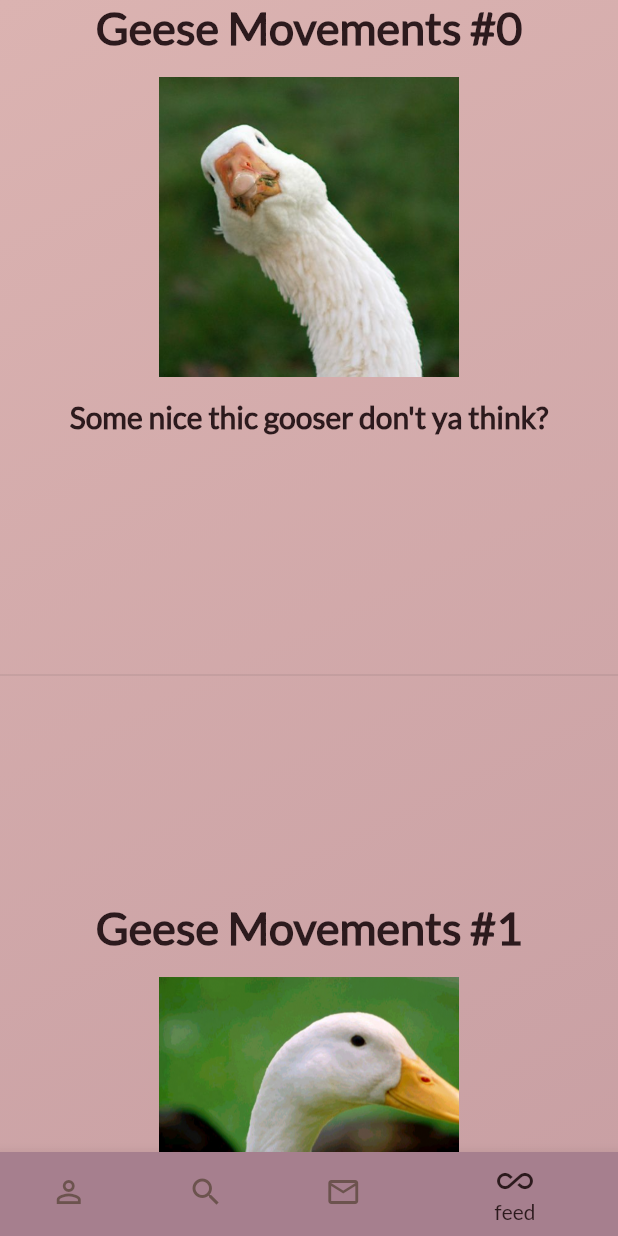
After one commit to ShaDaniel/trading_app, a Flutter app: the MainScreens screen opened by its route, item 4 of the bottom bar chosen, on a phone screen of 412 x 824 dp. The commit adds this screen. Run offline on Flutter 3.47's test engine with Material 2 defaults, Android fonts, the phone set to English and light mode, and no system bars; our stand-ins replace fluttertoast, intl_phone_field, shared_preferences; accounts and stored records are empty.

Commit message:
added unlimited feed + 4screen refactoring

```diff
--- /dev/null
+++ b/lib/feed.dart
@@ -0,0 +1,54 @@
+import 'package:flutter/material.dart';
+import 'package:login_page/main4screen.dart';
+
+class FeedList extends StatefulWidget {
+  @override
+  _FeedListState createState() => _FeedListState();
+}
+
+class _FeedListState extends State<FeedList> {
+  Widget _buildAdvertisements() {
+    return ListView.builder(
+        itemExtent: 300,
+        itemBuilder: (context, i) {
+          if (i.isOdd) return Divider();
+
+          final index = i ~/ 2;
+          return Container(
+              height: 300,
+              //title: Text("Ad #$index\nSpecial offer!"),
+              child: Column(children: [
+                Text(
+                  "Geese Movements #$index",
+                  style: TextStyle(
+                      fontSize: 30,
+                      color: Color(0xff2C1A1D),
+                      fontWeight: FontWeight.bold),
+                ),
+                SizedBox(
+                  height: 15,
+                ),
+                Image.asset(
+                  "lib/pics/${index % 6 + 1}.png",
+                  width: 200,
+                  height: 200,
+                ),
+                SizedBox(
+                  height: 15,
+                ),
+                Text(
+                  "Some nice thic gooser don't ya think?",
+                  style: TextStyle(
+                      fontSize: 20,
+                      color: Color(0xff2C1A1D),
+                      fontWeight: FontWeight.bold),
+                ),
+              ]));
+        });
+  }
+
+  @override
+  Widget build(BuildContext context) {
+    return _buildAdvertisements();
+  }
+}
--- a/lib/main.dart
+++ b/lib/main.dart
@@ -2,6 +2,7 @@ import 'package:flutter/material.dart';
 import 'package:fluttertoast/fluttertoast.dart';
 import 'package:login_page/globals.dart';
 import 'package:login_page/logout_page.dart';
+import 'package:login_page/main4screen.dart';
 import 'package:login_page/page_templates.dart';
 import 'package:login_page/profile_space.dart';
 import 'package:login_page/rest_api/api.dart';
@@ -41,9 +42,9 @@ class MyApp extends StatelessWidget {
           accentColor: Color(0xffDBB3B1),
           fontFamily: 'Lato',
         ),
-        home: loggedIn ? ProfilePage() : LoginPage(),
+        home: loggedIn ? MainScreens() : LoginPage(),
         routes: {
-          "/profile": (_) => ProfilePage(),
+          "/profile": (_) => MainScreens(),
           "/logout": (_) => LogoutPage(),
           "/login": (_) => LoginPage(),
         });
--- a/lib/main4screen.dart
+++ b/lib/main4screen.dart
@@ -1,19 +1,20 @@
 import 'package:flutter/material.dart';
+import 'package:login_page/feed.dart';
 import 'package:login_page/page_templates.dart';
+import 'package:login_page/profile_space.dart';
 
 class MainScreens extends StatefulWidget {
-  final Widget child;
-
-  MainScreens({this.child});
   @override
   _MainScreensState createState() => _MainScreensState();
 }
 
 class _MainScreensState extends State<MainScreens> {
+  final pages = <Widget>[ProfilePage(), Container(), Container(), FeedList()];
+  int _curIndex = 0;
   @override
   Widget build(BuildContext context) {
     return BasicPage(
-        child: widget.child,
+        child: pages[_curIndex],
         bottomPanel: Theme(
           data: Theme.of(context).copyWith(
               canvasColor: Color(0xffA67F8E),
@@ -21,6 +22,11 @@ class _MainScreensState extends State<MainScreens> {
                   .textTheme
                   .copyWith(caption: new TextStyle(color: Color(0xff2C1A1D)))),
           child: BottomNavigationBar(
+            onTap: (index) {
+              _curIndex = index;
+              setState(() {});
+            },
+            currentIndex: _curIndex,
             items: [
               BottomNavigationBarItem(
                   icon: Icon(Icons.person_outline), label: "profile"),
--- a/lib/profile_space.dart
+++ b/lib/profile_space.dart
@@ -14,8 +14,7 @@ class ProfilePage extends StatefulWidget {
 class _ProfilePageState extends State<ProfilePage> {
   @override
   Widget build(BuildContext context) {
-    return MainScreens(
-      child: Container(
+    return Container(
         child: Column(children: <Widget>[
       SizedBox(height: 30),
       Image.asset("lib/pics/profile.png", width: 320, height: 320),
@@ -45,7 +44,6 @@ class _ProfilePageState extends State<ProfilePage> {
         Navigator.push(
             context, MaterialPageRoute(builder: (context) => LoginPage()));
       }),
-      ])),
-    );
+    ]));
   }
 }
--- a/lib/rest_api/api.dart
+++ b/lib/rest_api/api.dart
@@ -12,8 +12,8 @@ class API {
     final response =
         await http.post(baseUrl + "api/users/login/", body: request.toJson());
 
-    print(request.toJson());
-    print(baseUrl + "api/users/login/");
+    print(request.toJson()); //debug
+    print(baseUrl + "api/users/login/"); //debug
     if (response.statusCode == 200 || response.statusCode == 400) {
       if (response.statusCode == 200) {
         var prefs = await sharedPrefsTask;
@@ -26,7 +26,7 @@ class API {
   }
 
   Future<RegisterResponse> register(RegisterRequest request) async {
-    final response = await http.post(baseUrl + "api/users/new",
+    final response = await http.post(baseUrl + "api/users/new/",
         headers: <String, String>{
           'Content-Type': 'application/json; charset=UTF-8',
         },
```
Also changed, not shown: pubspec.yaml (+7 -0 lines), lib/pics/1.jpg (added), lib/pics/1.png (added), lib/pics/2.jpg (added), lib/pics/2.png (added), lib/pics/3.jpg (added), lib/pics/3.png (added), lib/pics/4.jpg (added), lib/pics/4.png (added), lib/pics/5.jpg (added), lib/pics/5.png (added), lib/pics/6.png (added). Lines whose indentation alone changed are shown as unchanged.
